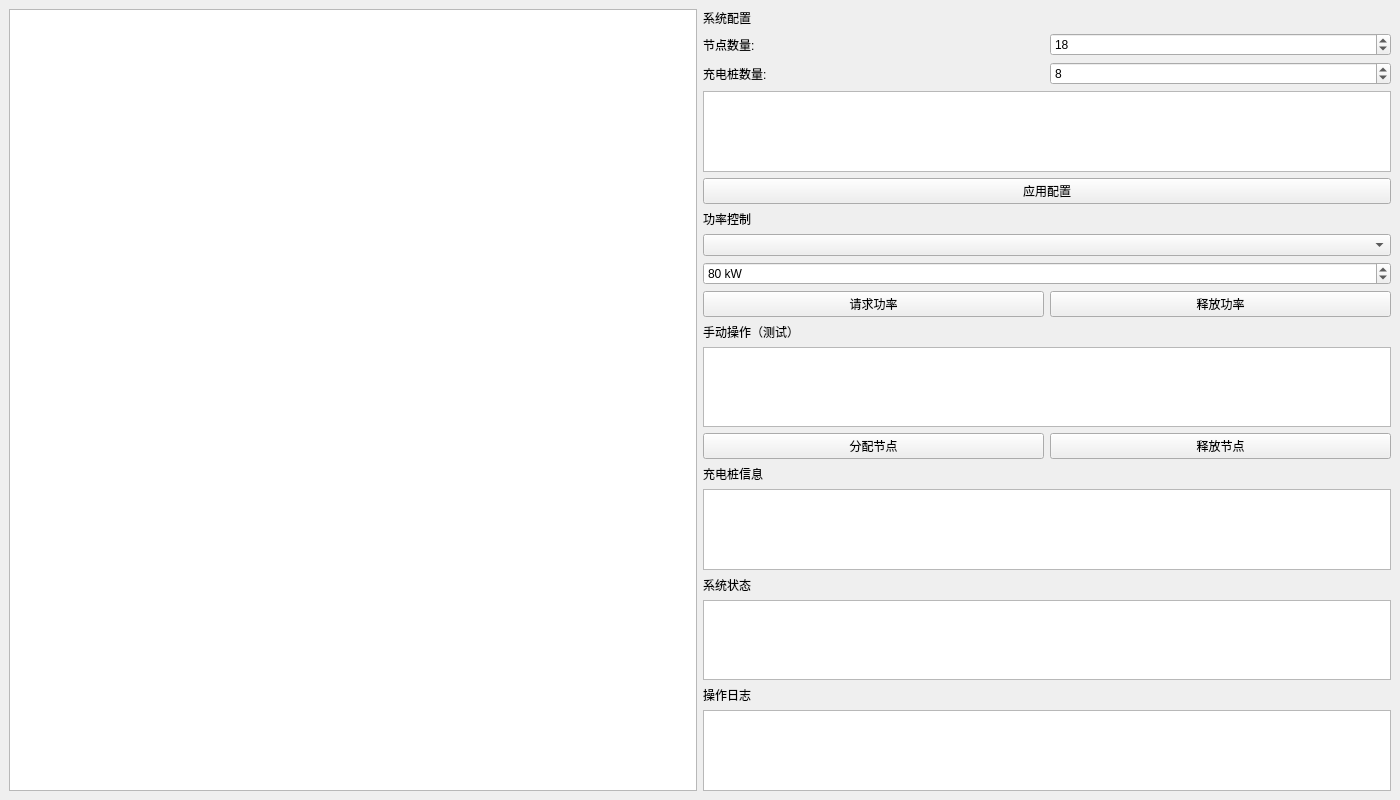
chinuxer/pwralloc_ring, file RingTopologyPower/mainwindow.ui: the form before one commit.
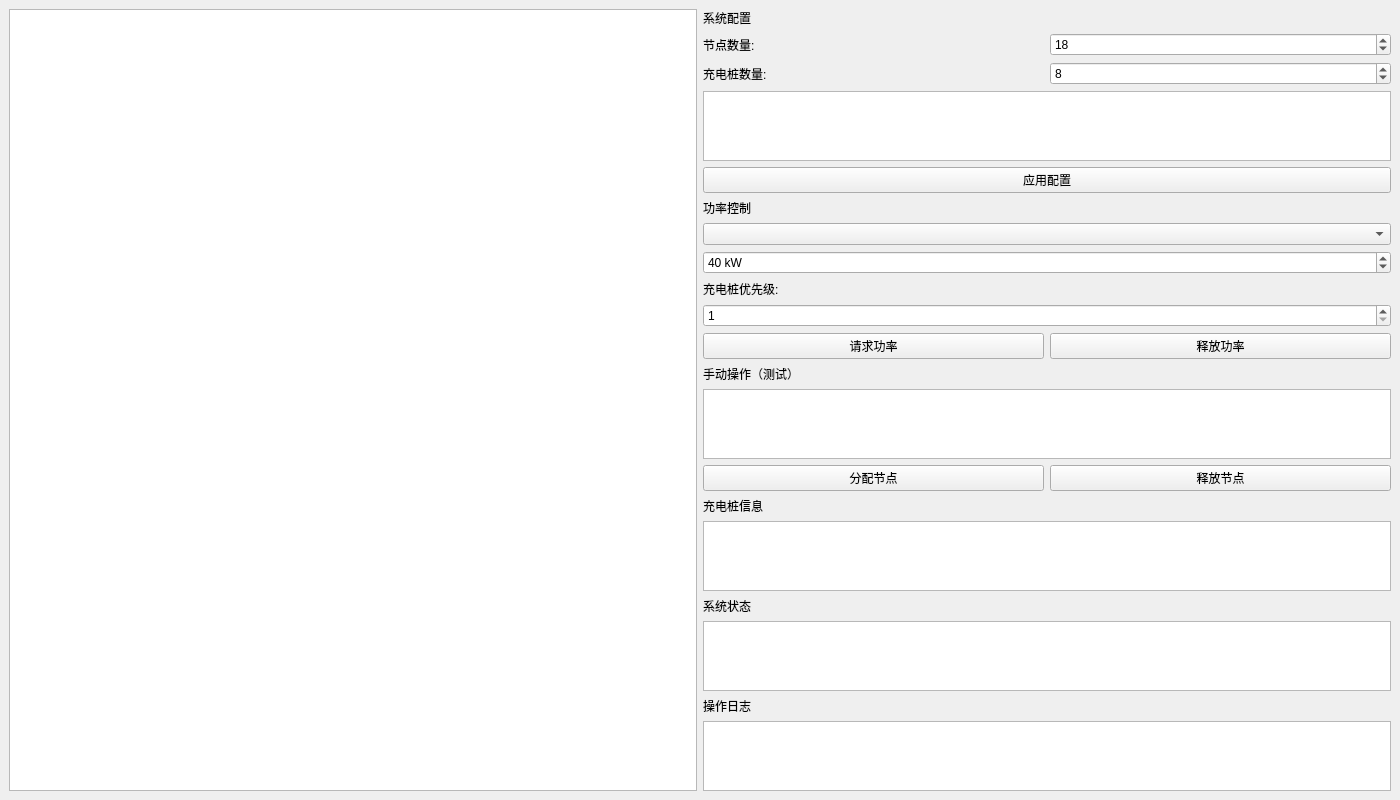
The form after the commit.

Commit message: <fix> Fix the contactor display error between nodes and correct the error in updating the required power of the charging pile <feat> Add the method for updating contactor status and pile priority setting

Diff of the .ui file:
```diff
--- a/RingTopologyPower/mainwindow.ui
+++ b/RingTopologyPower/mainwindow.ui
@@ -108,10 +108,30 @@
          <number>1000</number>
         </property>
         <property name="value">
-         <number>80</number>
+         <number>40</number>
         </property>
        </widget>
       </item>
+      <item>
+ <widget class="QLabel" name="label_9">
+  <property name="text">
+   <string>充电桩优先级:</string>
+  </property>
+ </widget>
+</item>
+<item>
+ <widget class="QSpinBox" name="prioritySpinBox">
+  <property name="minimum">
+   <number>1</number>
+  </property>
+  <property name="maximum">
+   <number>4</number>
+  </property>
+  <property name="value">
+   <number>1</number>
+  </property>
+ </widget>
+</item>
       <item>
        <layout class="QHBoxLayout" name="horizontalLayout_4">
         <item>
```
The commit also changes 5 other files.
